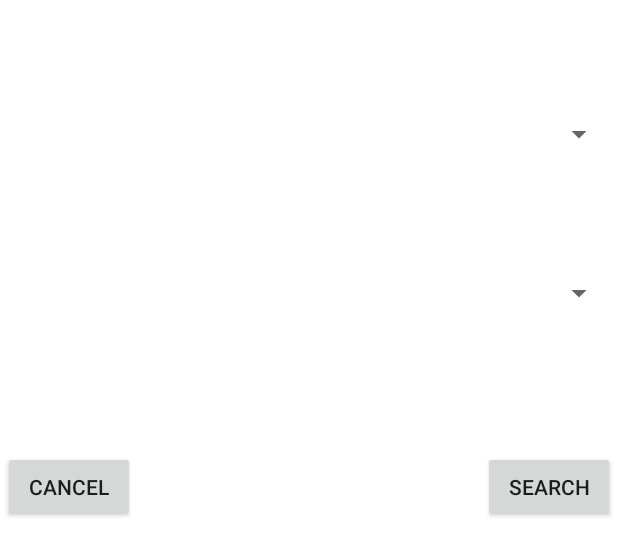
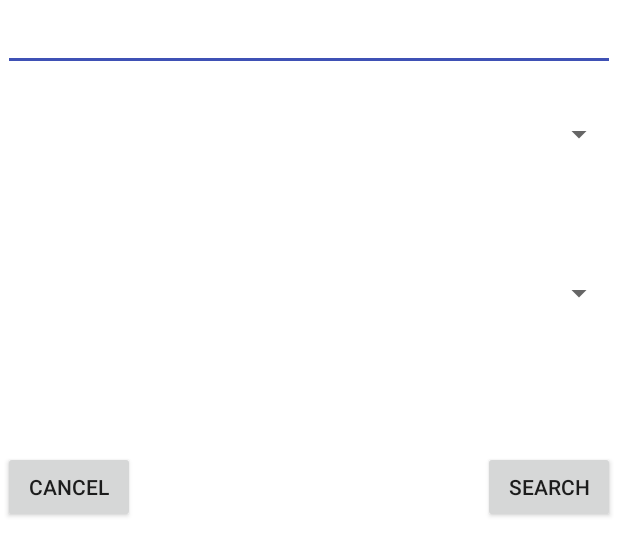
Before and after one commit to plum7ree/Shelter, an Android app: the layout shelter_search_option_popup.xml on its own in the app's theme, with its tools: preview values and no code run, on a phone screen of 412 x 824 dp. Shown: the top 556 px of the screen. Run offline under Robolectric (Android 15) with nearby library versions, the phone set to English and light mode, and no system bars.

Commit message:
Created Search by name, and fixed layout

```diff
--- a/app/src/main/AndroidManifest.xml
+++ b/app/src/main/AndroidManifest.xml
@@ -32,7 +32,9 @@
             android:theme="@style/AppTheme.NoActionBar" />
         <activity android:name=".controller.AfterLoginActivity" />
         <activity android:name=".controller.ShelterListActivity"
-            android:theme="@style/AppTheme.NoActionBar" />
+            android:theme="@style/AppTheme.NoActionBar">
+        </activity>
+
         <activity android:name=".controller.ShelterDetailActivity"></activity>
         <activity
             android:name=".controller.ShelterSearchPopup"
--- a/app/src/main/java/cs2340/gatech/edu/lab4/controller/ShelterSearchPopup.java
+++ b/app/src/main/java/cs2340/gatech/edu/lab4/controller/ShelterSearchPopup.java
@@ -5,6 +5,7 @@ import android.os.Bundle;
 import android.view.View;
 import android.view.ViewGroup;
 import android.widget.ArrayAdapter;
+import android.widget.EditText;
 import android.widget.Spinner;
 
 import java.util.Arrays;
@@ -29,6 +30,7 @@ public class ShelterSearchPopup extends Activity {
 
     private Spinner genderSpinner;
     private Spinner ageSpinner;
+    private EditText searchBar;
 
     @Override
     protected void onCreate(Bundle savedInstanceState) {
@@ -38,6 +40,7 @@ public class ShelterSearchPopup extends Activity {
 
         genderSpinner = findViewById(R.id.gender_spinner);
         ageSpinner = findViewById(R.id.age_spinner);
+        searchBar = findViewById(R.id.search_bar);
 
         ArrayAdapter<String> genderAdapter = new ArrayAdapter(this,android.R.layout.simple_spinner_item, genderCategory);
         genderAdapter.setDropDownViewResource(android.R.layout.simple_spinner_dropdown_item);
@@ -53,7 +56,7 @@ public class ShelterSearchPopup extends Activity {
     }
 
     public void onSearchPressed(View view) {
-        sc.search((Gender)genderSpinner.getSelectedItem(), (Age)ageSpinner.getSelectedItem());
+        sc.search(searchBar.getText().toString(), (Gender)genderSpinner.getSelectedItem(), (Age)ageSpinner.getSelectedItem());
         finish();
     }
 
--- a/app/src/main/res/layout/activity_shelter_list.xml
+++ b/app/src/main/res/layout/activity_shelter_list.xml
@@ -7,6 +7,11 @@
     android:fitsSystemWindows="true"
     tools:context="cs2340.gatech.edu.lab4.controller.ShelterListActivity">
 
+    <android.support.design.widget.AppBarLayout
+        android:id="@+id/app_bar"
+        android:layout_width="match_parent"
+        android:layout_height="wrap_content"
+        android:theme="@style/AppTheme.AppBarOverlay">
         <android.support.v7.widget.Toolbar
             android:id="@+id/toolbar"
             android:layout_width="match_parent"
@@ -15,6 +20,7 @@
             android:elevation="4dp"
             android:theme="@style/ThemeOverlay.AppCompat.ActionBar"
             app:popupTheme="@style/ThemeOverlay.AppCompat.Light"/>
+    </android.support.design.widget.AppBarLayout>
 
     <FrameLayout
         android:id="@+id/frameLayout"
--- a/app/src/main/res/layout/shelter_search_option_popup.xml
+++ b/app/src/main/res/layout/shelter_search_option_popup.xml
@@ -9,12 +9,21 @@
     android:background="#fff"
     >
 
+    <EditText
+        android:id="@+id/search_bar"
+        android:layout_width="wrap_content"
+        android:layout_height="wrap_content"
+        android:ems="20"
+        android:inputType="text" />
+
     <Spinner
         android:id="@+id/gender_spinner"
         android:layout_width="match_parent"
         android:layout_height="wrap_content"
         android:layout_alignParentStart="true"
         android:layout_alignParentTop="true"
+        android:layout_below="@+id/search_bar"
+
         android:layout_marginTop="75dp" />
 
     <Spinner
```
Also changed, not shown: app/src/main/java/cs2340/gatech/edu/lab4/controller/SearchController.java (+15 -4 lines), app/src/main/res/menu/shleter_list_options.xml (+5 -5 lines). Lines whose indentation alone changed are shown as unchanged.
